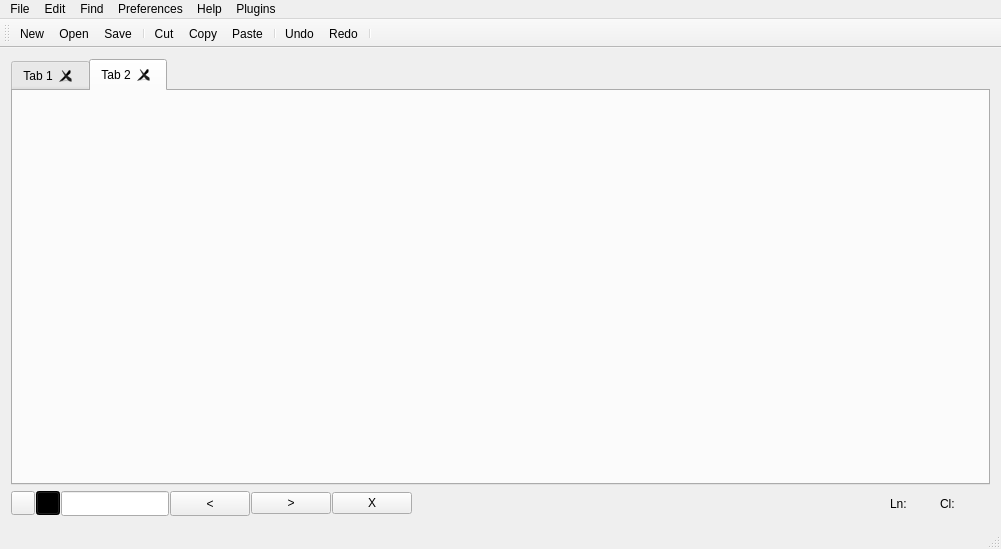
Old version of the form src/mainwindow.ui in the repository LaurentiuB97/TextEditor.
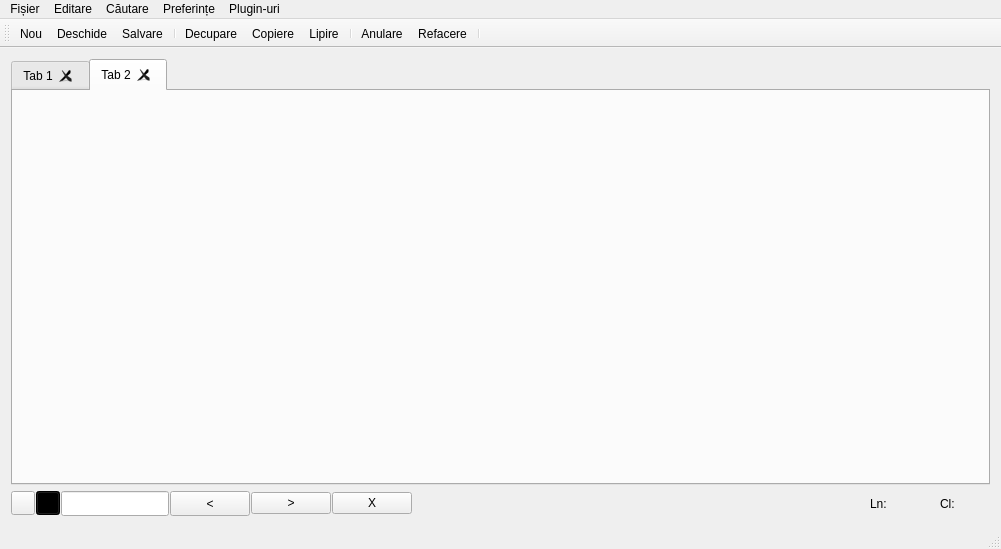
New version of the form. Icons and pictures are not drawn.

Commit message: new settings to memorize + plugin config update + visible actions for NLP

Patch:
```diff
--- a/src/mainwindow.ui
+++ b/src/mainwindow.ui
@@ -787,7 +787,7 @@
             </property>
             <property name="maximumSize">
              <size>
-              <width>40</width>
+              <width>80</width>
               <height>25</height>
              </size>
             </property>
@@ -875,7 +875,7 @@
    </property>
    <widget class="QMenu" name="menuFile">
     <property name="title">
-     <string>File</string>
+     <string>Fișier</string>
     </property>
     <addaction name="actionNew"/>
     <addaction name="actionOpen"/>
@@ -885,7 +885,7 @@
    </widget>
    <widget class="QMenu" name="menuEdit">
     <property name="title">
-     <string>Edit</string>
+     <string>Editare</string>
     </property>
     <addaction name="actionCut"/>
     <addaction name="actionCopy"/>
@@ -897,20 +897,15 @@
    </widget>
    <widget class="QMenu" name="menuFind">
     <property name="title">
-     <string>Find</string>
+     <string>Căutare</string>
     </property>
     <addaction name="actionFind"/>
     <addaction name="actionFind_regex"/>
     <addaction name="actionReplace"/>
    </widget>
-   <widget class="QMenu" name="menuHelp">
-    <property name="title">
-     <string>Help</string>
-    </property>
-   </widget>
    <widget class="QMenu" name="menuPreferences">
     <property name="title">
-     <string>Preferences</string>
+     <string>Preferințe</string>
     </property>
     <widget class="QMenu" name="menuVisible_actions">
      <property name="title">
@@ -940,14 +935,13 @@
    </widget>
    <widget class="QMenu" name="menuPlugins">
     <property name="title">
-     <string>Plugins</string>
+     <string>Plugin-uri</string>
     </property>
    </widget>
    <addaction name="menuFile"/>
    <addaction name="menuEdit"/>
    <addaction name="menuFind"/>
    <addaction name="menuPreferences"/>
-   <addaction name="menuHelp"/>
    <addaction name="menuPlugins"/>
   </widget>
   <action name="actionNew">
@@ -956,7 +950,7 @@
      <normaloff>:/icons/icons/new.png</normaloff>:/icons/icons/new.png</iconset>
    </property>
    <property name="text">
-    <string>New</string>
+    <string>Nou</string>
    </property>
    <property name="shortcut">
     <string>Ctrl+N</string>
@@ -968,7 +962,7 @@
      <normaloff>:/icons/icons/open.png</normaloff>:/icons/icons/open.png</iconset>
    </property>
    <property name="text">
-    <string>Open</string>
+    <string>Deschide...</string>
    </property>
    <property name="shortcut">
     <string>Ctrl+O</string>
@@ -980,7 +974,7 @@
      <normaloff>:/icons/icons/save.png</normaloff>:/icons/icons/save.png</iconset>
    </property>
    <property name="text">
-    <string>Save</string>
+    <string>Salvare</string>
    </property>
    <property name="shortcut">
     <string>Ctrl+S</string>
@@ -992,7 +986,7 @@
      <normaloff>:/icons/icons/cut.png</normaloff>:/icons/icons/cut.png</iconset>
    </property>
    <property name="text">
-    <string>Cut</string>
+    <string>Decupare</string>
    </property>
    <property name="shortcut">
     <string>Ctrl+X</string>
@@ -1004,7 +998,7 @@
      <normaloff>:/icons/icons/copy.png</normaloff>:/icons/icons/copy.png</iconset>
    </property>
    <property name="text">
-    <string>Copy</string>
+    <string>Copiere</string>
    </property>
    <property name="shortcut">
     <string>Ctrl+C</string>
@@ -1016,7 +1010,7 @@
      <normaloff>:/icons/icons/paste.png</normaloff>:/icons/icons/paste.png</iconset>
    </property>
    <property name="text">
-    <string>Paste</string>
+    <string>Lipire</string>
    </property>
    <property name="shortcut">
     <string>Ctrl+V</string>
@@ -1028,7 +1022,7 @@
      <normaloff>:/icons/icons/redo.png</normaloff>:/icons/icons/redo.png</iconset>
    </property>
    <property name="text">
-    <string>Redo</string>
+    <string>Refacere</string>
    </property>
    <property name="shortcut">
     <string>Ctrl+Y</string>
@@ -1040,7 +1034,7 @@
      <normaloff>:/icons/icons/undo.png</normaloff>:/icons/icons/undo.png</iconset>
    </property>
    <property name="text">
-    <string>Undo</string>
+    <string>Anulare</string>
    </property>
    <property name="shortcut">
     <string>Ctrl+Z</string>
```
Left out of the diff: 33 changed lines with no effect on the pictures. The commit also changes 447 other files.
